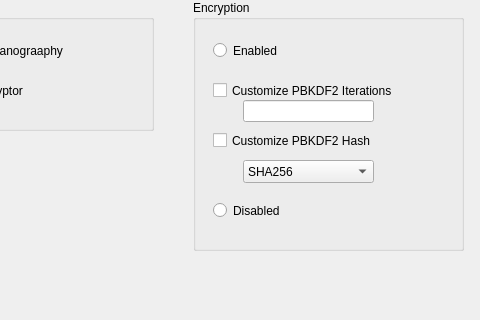
The window that dialog.ui (pingwcy/HideSlothQt) describes before a commit, drawn with Qt 5; both pictures show x 117 to 597 and y 0 to 320 of the 597 by 433 pixel window.
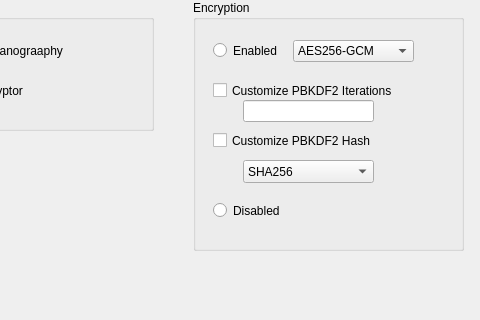
The same window after the commit.

The edit to the form file:
```diff
--- a/dialog.ui
+++ b/dialog.ui
@@ -503,8 +503,26 @@
 
 
    </widget>
-
-
+   <widget class="QComboBox" name="comboBox_2">
+    <property name="geometry">
+     <rect>
+      <x>100</x>
+      <y>40</y>
+      <width>121</width>
+      <height>22</height>
+     </rect>
+    </property>
+    <item>
+     <property name="text">
+      <string>AES256-GCM</string>
+     </property>
+    </item>
+    <item>
+     <property name="text">
+      <string>ChaCha20-Poly1305</string>
+     </property>
+    </item>
+   </widget>
   </widget>
 
 
```
Left out of the diff: 412 changed lines with no effect on the pictures.
